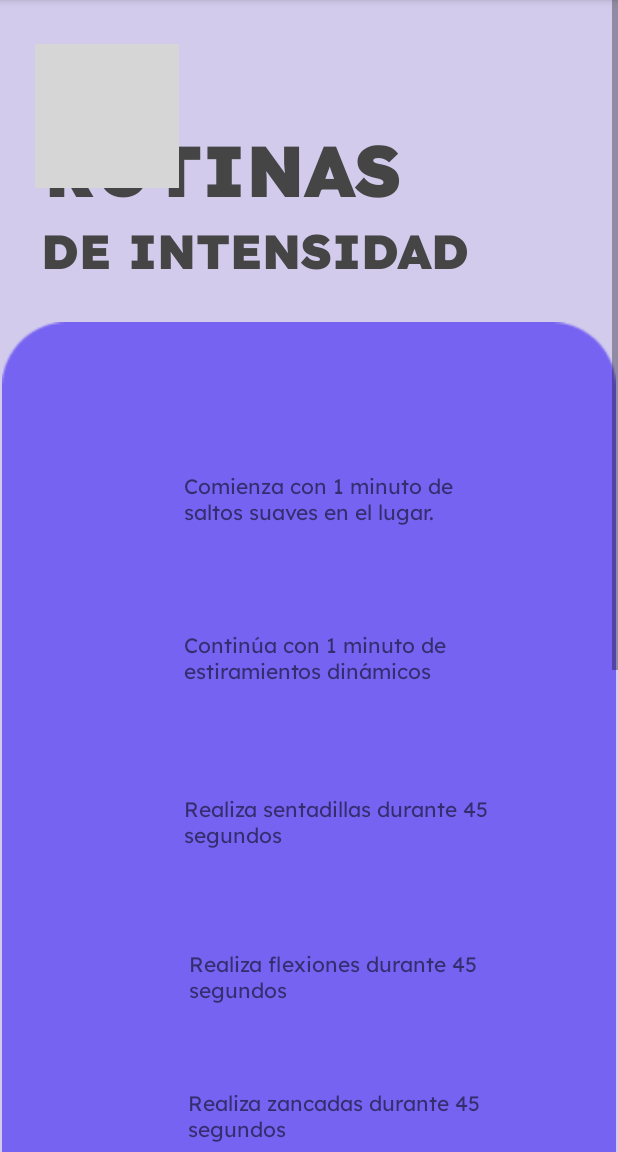
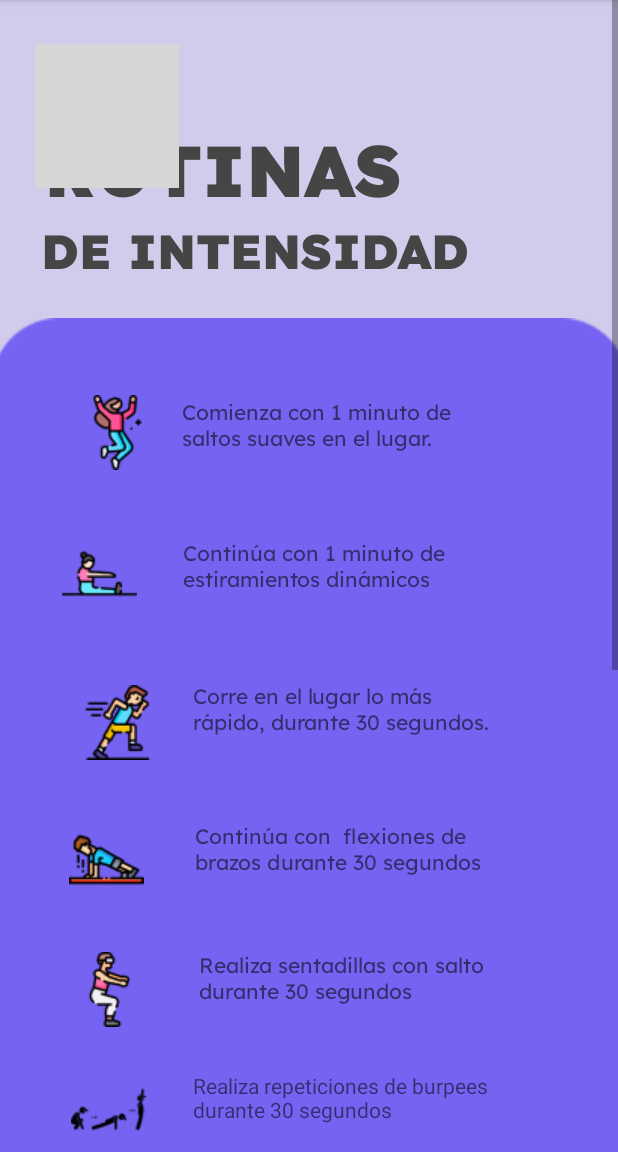
Before and after one commit to Sandoval0315/EXPO, an Android app: the activity_altaintensidad screen opened directly, with no data from a screen before it, on a phone screen of 412 x 824 dp, the part 84-1236 px from its top. Run offline under Robolectric (Android 15) with nearby library versions, the phone set to English and light mode, and no system bars; grey boxes are pictures that could not be loaded.

Commit message:
terminamos entre comillas rutinas de intensidad

```diff
--- a/app/src/main/res/layout/activity_altaintensidad.xml
+++ b/app/src/main/res/layout/activity_altaintensidad.xml
@@ -24,7 +24,7 @@
                 app:layout_constraintEnd_toEndOf="parent"
                 app:layout_constraintStart_toStartOf="parent"
                 app:layout_constraintTop_toTopOf="parent"
-                app:layout_constraintVertical_bias="0.0"
+                app:layout_constraintVertical_bias="1.0"
                 app:srcCompat="@drawable/fondoclaro" />
 
             <Button
@@ -85,8 +85,8 @@
 
             <ImageView
                 android:id="@+id/imageView34"
-                android:layout_width="409dp"
-                android:layout_height="842dp"
+                android:layout_width="424dp"
+                android:layout_height="943dp"
                 app:layout_constraintBottom_toBottomOf="parent"
                 app:layout_constraintEnd_toEndOf="parent"
                 app:layout_constraintStart_toStartOf="parent"
@@ -102,10 +102,10 @@
                 android:text="Comienza con 1 minuto de saltos suaves en el lugar."
                 app:layout_constraintBottom_toBottomOf="parent"
                 app:layout_constraintEnd_toEndOf="parent"
-                app:layout_constraintHorizontal_bias="0.644"
+                app:layout_constraintHorizontal_bias="0.638"
                 app:layout_constraintStart_toStartOf="parent"
                 app:layout_constraintTop_toTopOf="parent"
-                app:layout_constraintVertical_bias="0.247"/>
+                app:layout_constraintVertical_bias="0.208" />
 
             <TextView
                 android:id="@+id/textView13"
@@ -115,100 +115,209 @@
                 android:text="Continúa con 1 minuto de estiramientos dinámicos"
                 app:layout_constraintBottom_toBottomOf="parent"
                 app:layout_constraintEnd_toEndOf="parent"
-                app:layout_constraintHorizontal_bias="0.651"
+                app:layout_constraintHorizontal_bias="0.65"
                 app:layout_constraintStart_toStartOf="parent"
                 app:layout_constraintTop_toTopOf="parent"
-                app:layout_constraintVertical_bias="0.328" />
+                app:layout_constraintVertical_bias="0.28" />
 
             <TextView
                 android:id="@+id/textView25"
-                android:layout_width="220dp"
-                android:layout_height="49dp"
+                android:layout_width="209dp"
+                android:layout_height="57dp"
                 android:fontFamily="@font/lexend"
-                android:text="Realiza sentadillas durante 45 segundos"
+                android:text="Corre en el lugar lo más rápido, durante 30 segundos."
                 app:layout_constraintBottom_toBottomOf="parent"
                 app:layout_constraintEnd_toEndOf="parent"
-                app:layout_constraintHorizontal_bias="0.639"
+                app:layout_constraintHorizontal_bias="0.635"
                 app:layout_constraintStart_toStartOf="parent"
                 app:layout_constraintTop_toTopOf="parent"
-                app:layout_constraintVertical_bias="0.416"  />
+                app:layout_constraintVertical_bias="0.359" />
 
             <TextView
                 android:id="@+id/textView26"
                 android:layout_width="200dp"
                 android:layout_height="46dp"
                 android:fontFamily="@font/lexend"
-                android:text="Realiza flexiones durante 45 segundos"
+                android:text="Continúa con  flexiones de brazos durante 30 segundos"
                 app:layout_constraintBottom_toBottomOf="parent"
                 app:layout_constraintEnd_toEndOf="parent"
-                app:layout_constraintHorizontal_bias="0.595"
+                app:layout_constraintHorizontal_bias="0.614"
                 app:layout_constraintStart_toStartOf="parent"
                 app:layout_constraintTop_toTopOf="parent"
-                app:layout_constraintVertical_bias="0.496" />
+                app:layout_constraintVertical_bias="0.429" />
 
             <TextView
                 android:id="@+id/textView27"
-                android:layout_width="wrap_content"
-                android:layout_height="wrap_content"
-                android:text="Plancha durante 45 segundos"
+                android:layout_width="211dp"
+                android:layout_height="51dp"
+                android:text="Realiza repeticiones de burpees durante 30 segundos"
                 app:layout_constraintBottom_toBottomOf="parent"
                 app:layout_constraintEnd_toEndOf="parent"
-                app:layout_constraintHorizontal_bias="0.563"
+                app:layout_constraintHorizontal_bias="0.64"
                 app:layout_constraintStart_toStartOf="parent"
                 app:layout_constraintTop_toTopOf="parent"
-                app:layout_constraintVertical_bias="0.646" />
+                app:layout_constraintVertical_bias="0.562" />
 
             <TextView
                 android:id="@+id/textView28"
                 android:layout_width="188dp"
                 android:layout_height="37dp"
                 android:fontFamily="@font/lexend"
-                android:text="Camina en el lugar durante 30 segundos para bajar la intensidad."
+                android:text="Termina con 10 abdominales."
                 app:layout_constraintBottom_toBottomOf="parent"
                 app:layout_constraintEnd_toEndOf="parent"
-                app:layout_constraintHorizontal_bias="0.575"
+                app:layout_constraintHorizontal_bias="0.587"
                 app:layout_constraintStart_toStartOf="parent"
                 app:layout_constraintTop_toTopOf="parent"
-                app:layout_constraintVertical_bias="0.733"  />
+                app:layout_constraintVertical_bias="0.63" />
 
             <TextView
                 android:id="@+id/textView29"
                 android:layout_width="221dp"
                 android:layout_height="79dp"
                 android:fontFamily="@font/lexend"
-                android:text="Dedica los últimos 30 segundos a estirar los músculos principales"
+                android:text="Camina en el lugar durante 30 segundos para bajar la intensidad."
                 app:layout_constraintBottom_toBottomOf="parent"
                 app:layout_constraintEnd_toEndOf="parent"
-                app:layout_constraintHorizontal_bias="0.637"
+                app:layout_constraintHorizontal_bias="0.686"
                 app:layout_constraintStart_toStartOf="parent"
                 app:layout_constraintTop_toTopOf="parent"
-                app:layout_constraintVertical_bias="0.846" />
+                app:layout_constraintVertical_bias="0.714" />
 
             <TextView
                 android:id="@+id/textView30"
                 android:layout_width="209dp"
                 android:layout_height="42dp"
                 android:fontFamily="@font/lexend"
-                android:text="Realiza zancadas durante 45 segundos"
+                android:text="Realiza sentadillas con salto durante 30 segundos"
                 app:layout_constraintBottom_toBottomOf="parent"
                 app:layout_constraintEnd_toEndOf="parent"
-                app:layout_constraintHorizontal_bias="0.617"
+                app:layout_constraintHorizontal_bias="0.655"
                 app:layout_constraintStart_toStartOf="parent"
                 app:layout_constraintTop_toTopOf="parent"
-                app:layout_constraintVertical_bias="0.567" />
+                app:layout_constraintVertical_bias="0.495" />
 
             <TextView
                 android:id="@+id/textView32"
+                android:layout_width="222dp"
+                android:layout_height="33dp"
+                android:fontFamily="@font/lexend"
+                android:text="Dedica los últimos 30 segundos a estirar los músculos principales"
+                app:layout_constraintBottom_toBottomOf="parent"
+                app:layout_constraintEnd_toEndOf="parent"
+                app:layout_constraintHorizontal_bias="0.653"
+                app:layout_constraintStart_toStartOf="parent"
+                app:layout_constraintTop_toTopOf="parent"
+                app:layout_constraintVertical_bias="0.769" />
+
+            <ImageView
+                android:id="@+id/imageView35"
                 android:layout_width="wrap_content"
                 android:layout_height="wrap_content"
-                android:fontFamily="@font/lexend"
-                android:text="Realiza zancadas durante 45 segundos"
                 app:layout_constraintBottom_toBottomOf="parent"
                 app:layout_constraintEnd_toEndOf="parent"
-                app:layout_constraintHorizontal_bias="0.781"
+                app:layout_constraintHorizontal_bias="0.148"
                 app:layout_constraintStart_toStartOf="parent"
                 app:layout_constraintTop_toTopOf="parent"
-                app:layout_constraintVertical_bias="0.892" />
+                app:layout_constraintVertical_bias="0.207"
+                app:srcCompat="@drawable/salto" />
+
+            <ImageView
+                android:id="@+id/imageView36"
+                android:layout_width="wrap_content"
+                android:layout_height="wrap_content"
+                android:layout_marginTop="44dp"
+                app:layout_constraintBottom_toBottomOf="parent"
+                app:layout_constraintEnd_toStartOf="@+id/textView13"
+                app:layout_constraintHorizontal_bias="0.574"
+                app:layout_constraintStart_toStartOf="parent"
+                app:layout_constraintTop_toBottomOf="@+id/imageView35"
+                app:layout_constraintVertical_bias="0.0"
+                app:srcCompat="@drawable/brazosypiernas" />
+
+            <ImageView
+                android:id="@+id/imageView37"
+                android:layout_width="wrap_content"
+                android:layout_height="wrap_content"
+                app:layout_constraintBottom_toBottomOf="parent"
+                app:layout_constraintEnd_toEndOf="parent"
+                app:layout_constraintHorizontal_bias="0.148"
+                app:layout_constraintStart_toStartOf="parent"
+                app:layout_constraintTop_toTopOf="parent"
+                app:layout_constraintVertical_bias="0.359"
+                app:srcCompat="@drawable/correee" />
+
+            <ImageView
+                android:id="@+id/imageView38"
+                android:layout_width="wrap_content"
+                android:layout_height="wrap_content"
+                app:layout_constraintBottom_toBottomOf="parent"
+                app:layout_constraintEnd_toStartOf="@+id/textView26"
+                app:layout_constraintHorizontal_bias="0.579"
+                app:layout_constraintStart_toStartOf="parent"
+                app:layout_constraintTop_toTopOf="parent"
+                app:layout_constraintVertical_bias="0.431"
+                app:srcCompat="@drawable/flexiones" />
+
+            <ImageView
+                android:id="@+id/imageView39"
+                android:layout_width="wrap_content"
+                android:layout_height="wrap_content"
+                app:layout_constraintBottom_toBottomOf="parent"
+                app:layout_constraintEnd_toStartOf="@+id/textView30"
+                app:layout_constraintHorizontal_bias="0.579"
+                app:layout_constraintStart_toStartOf="parent"
+                app:layout_constraintTop_toTopOf="parent"
+                app:layout_constraintVertical_bias="0.499"
+                app:srcCompat="@drawable/sentadillas" />
+
+            <ImageView
+                android:id="@+id/imageView40"
+                android:layout_width="wrap_content"
+                android:layout_height="wrap_content"
+                app:layout_constraintBottom_toBottomOf="parent"
+                app:layout_constraintEnd_toStartOf="@+id/textView27"
+                app:layout_constraintHorizontal_bias="0.605"
+                app:layout_constraintStart_toStartOf="parent"
+                app:layout_constraintTop_toBottomOf="@+id/imageView39"
+                app:layout_constraintVertical_bias="0.052"
+                app:srcCompat="@drawable/tresenuno" />
+
+            <ImageView
+                android:id="@+id/imageView41"
+                android:layout_width="wrap_content"
+                android:layout_height="wrap_content"
+                android:layout_marginTop="56dp"
+                app:layout_constraintBottom_toBottomOf="parent"
+                app:layout_constraintEnd_toStartOf="@+id/textView28"
+                app:layout_constraintHorizontal_bias="0.657"
+                app:layout_constraintStart_toStartOf="parent"
+                app:layout_constraintTop_toBottomOf="@+id/imageView40"
+                app:layout_constraintVertical_bias="0.0"
+                app:srcCompat="@drawable/abdominales" />
+
+            <ImageView
+                android:id="@+id/imageView42"
+                android:layout_width="wrap_content"
+                android:layout_height="wrap_content"
+                android:layout_marginBottom="24dp"
+                app:layout_constraintBottom_toTopOf="@+id/imageView43"
+                app:layout_constraintEnd_toStartOf="@+id/textView29"
+                app:layout_constraintHorizontal_bias="0.616"
+                app:layout_constraintStart_toStartOf="parent"
+                app:srcCompat="@drawable/caminar" />
+
+            <ImageView
+                android:id="@+id/imageView43"
+                android:layout_width="wrap_content"
+                android:layout_height="wrap_content"
+                app:layout_constraintBottom_toBottomOf="parent"
+                app:layout_constraintEnd_toEndOf="parent"
+                app:layout_constraintHorizontal_bias="0.17"
+                app:layout_constraintStart_toStartOf="parent"
+                app:layout_constraintTop_toTopOf="parent"
+                app:layout_constraintVertical_bias="0.766"
+                app:srcCompat="@drawable/brazosypiernas" />
 
 
         </androidx.constraintlayout.widget.ConstraintLayout>
```
Also changed, not shown: app/src/main/res/drawable/abdominales.png (added), app/src/main/res/drawable/correee.png (added), app/src/main/res/drawable/tresenuno.png (added).
